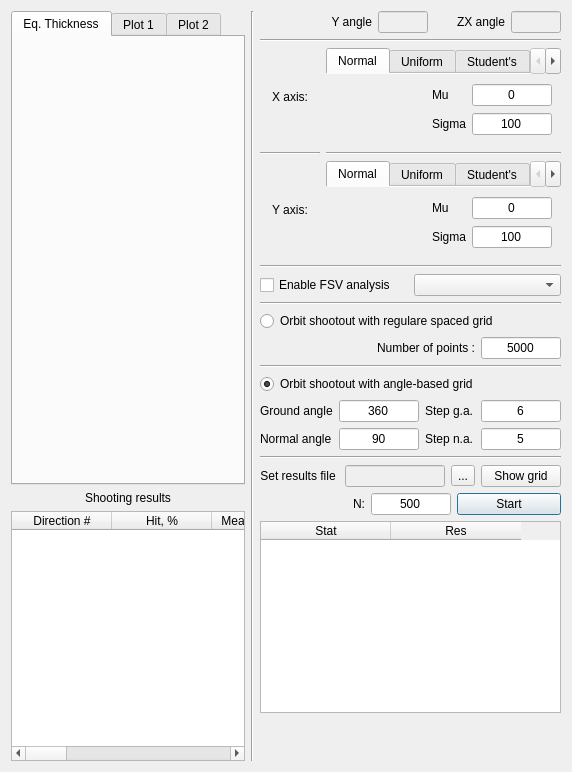
Qt form UI/statsshow.ui (bakeryproducts/ConstructorM4) before a commit.
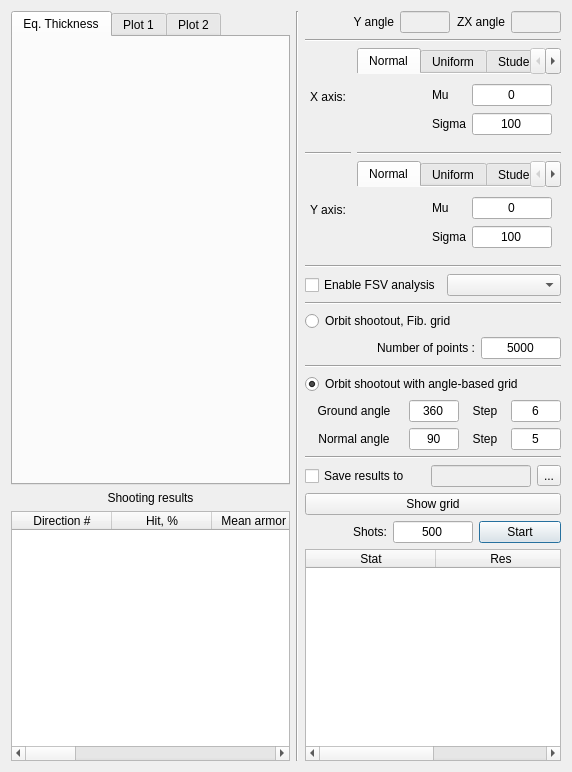
The same form after that commit.

```diff
--- a/UI/statsshow.ui
+++ b/UI/statsshow.ui
@@ -255,7 +255,7 @@
        <item row="0" column="1">
         <widget class="QTabWidget" name="tab_prx">
          <property name="sizePolicy">
-          <sizepolicy hsizetype="Minimum" vsizetype="Expanding">
+          <sizepolicy hsizetype="Minimum" vsizetype="Minimum">
            <horstretch>0</horstretch>
            <verstretch>0</verstretch>
           </sizepolicy>
@@ -794,7 +794,7 @@
        <item row="2" column="1">
         <widget class="QTabWidget" name="tab_pry">
          <property name="sizePolicy">
-          <sizepolicy hsizetype="Minimum" vsizetype="Expanding">
+          <sizepolicy hsizetype="Minimum" vsizetype="Minimum">
            <horstretch>0</horstretch>
            <verstretch>0</verstretch>
           </sizepolicy>
@@ -1349,7 +1349,14 @@
         </widget>
        </item>
        <item>
-        <widget class="QComboBox" name="cmb_fcv"/>
+        <widget class="QComboBox" name="cmb_fcv">
+         <property name="sizePolicy">
+          <sizepolicy hsizetype="Minimum" vsizetype="Fixed">
+           <horstretch>0</horstretch>
+           <verstretch>0</verstretch>
+          </sizepolicy>
+         </property>
+        </widget>
        </item>
       </layout>
      </item>
@@ -1365,7 +1372,7 @@
        <item>
         <widget class="QRadioButton" name="rdb_regorbit">
          <property name="text">
-          <string>Orbit shootout with regulare spaced grid</string>
+          <string>Orbit shootout, Fib. grid</string>
          </property>
         </widget>
        </item>
@@ -1442,7 +1449,7 @@
          </property>
          <property name="maximumSize">
           <size>
-           <width>80</width>
+           <width>50</width>
            <height>16777215</height>
           </size>
          </property>
@@ -1465,6 +1472,9 @@
          <property name="text">
           <string>Normal angle</string>
          </property>
+         <property name="alignment">
+          <set>Qt::AlignCenter</set>
+         </property>
         </widget>
        </item>
        <item row="0" column="1">
@@ -1477,7 +1487,7 @@
          </property>
          <property name="maximumSize">
           <size>
-           <width>80</width>
+           <width>50</width>
            <height>16777215</height>
           </size>
          </property>
@@ -1497,8 +1507,17 @@
            <verstretch>0</verstretch>
           </sizepolicy>
          </property>
+         <property name="maximumSize">
+          <size>
+           <width>40</width>
+           <height>16777215</height>
+          </size>
+         </property>
          <property name="text">
-          <string>Step g.a.</string>
+          <string>Step</string>
+         </property>
+         <property name="alignment">
+          <set>Qt::AlignCenter</set>
          </property>
         </widget>
        </item>
@@ -1512,7 +1531,7 @@
          </property>
          <property name="maximumSize">
           <size>
-           <width>80</width>
+           <width>50</width>
            <height>16777215</height>
           </size>
          </property>
@@ -1534,7 +1553,7 @@
          </property>
          <property name="maximumSize">
           <size>
-           <width>80</width>
+           <width>50</width>
            <height>16777215</height>
           </size>
          </property>
@@ -1554,8 +1573,17 @@
            <verstretch>0</verstretch>
           </sizepolicy>
          </property>
+         <property name="maximumSize">
+          <size>
+           <width>40</width>
+           <height>16777215</height>
+          </size>
+         </property>
          <property name="text">
-          <string>Step n.a.</string>
+          <string>Step</string>
+         </property>
+         <property name="alignment">
+          <set>Qt::AlignCenter</set>
          </property>
         </widget>
        </item>
@@ -1570,6 +1598,9 @@
          <property name="text">
           <string>Ground angle</string>
          </property>
+         <property name="alignment">
+          <set>Qt::AlignCenter</set>
+         </property>
         </widget>
        </item>
       </layout>
@@ -1584,12 +1615,9 @@
      <item>
       <layout class="QHBoxLayout" name="horizontalLayout_5">
        <item>
-        <widget class="QLabel" name="label_29">
+        <widget class="QCheckBox" name="checkBox">
          <property name="text">
-          <string>Set results file </string>
-         </property>
-         <property name="alignment">
-          <set>Qt::AlignRight|Qt::AlignTrailing|Qt::AlignVCenter</set>
+          <string>Save results to</string>
          </property>
         </widget>
        </item>
@@ -1619,24 +1647,24 @@
          </property>
         </widget>
        </item>
-       <item>
-        <widget class="QPushButton" name="btn_grid">
-         <property name="text">
-          <string>Show grid</string>
-         </property>
-         <property name="checkable">
-          <bool>true</bool>
-         </property>
-        </widget>
-       </item>
       </layout>
      </item>
+     <item>
+      <widget class="QPushButton" name="btn_grid">
+       <property name="text">
+        <string>Show grid</string>
+       </property>
+       <property name="checkable">
+        <bool>true</bool>
+       </property>
+      </widget>
+     </item>
      <item>
       <layout class="QHBoxLayout" name="horizontalLayout_2">
        <item>
         <widget class="QLabel" name="label">
          <property name="text">
-          <string>N:</string>
+          <string>Shots:</string>
          </property>
          <property name="alignment">
           <set>Qt::AlignRight|Qt::AlignTrailing|Qt::AlignVCenter</set>
@@ -1703,19 +1731,6 @@
        </column>
       </widget>
      </item>
-     <item>
-      <spacer name="verticalSpacer">
-       <property name="orientation">
-        <enum>Qt::Vertical</enum>
-       </property>
-       <property name="sizeHint" stdset="0">
-        <size>
-         <width>20</width>
-         <height>40</height>
-        </size>
-       </property>
-      </spacer>
-     </item>
     </layout>
    </item>
   </layout>
```
